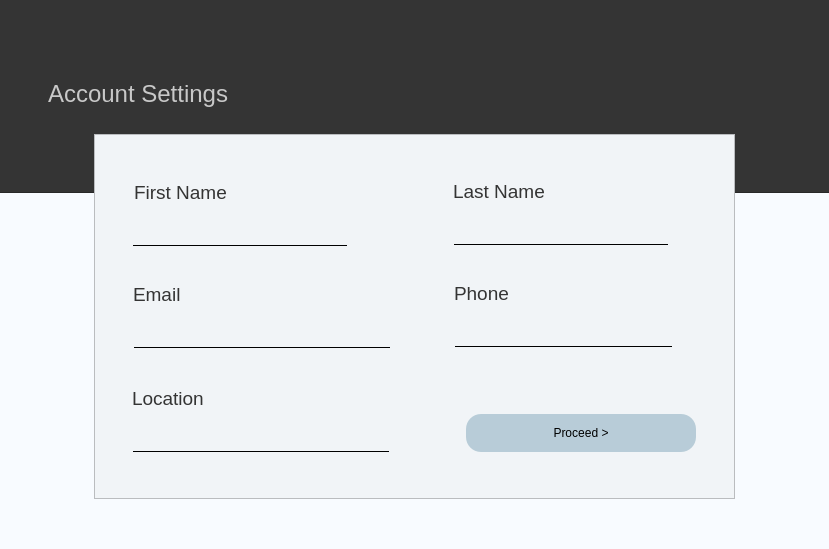
Above: profile.ui from ashmitiscool/Theatre-Management before the change. Below: the same form after it.
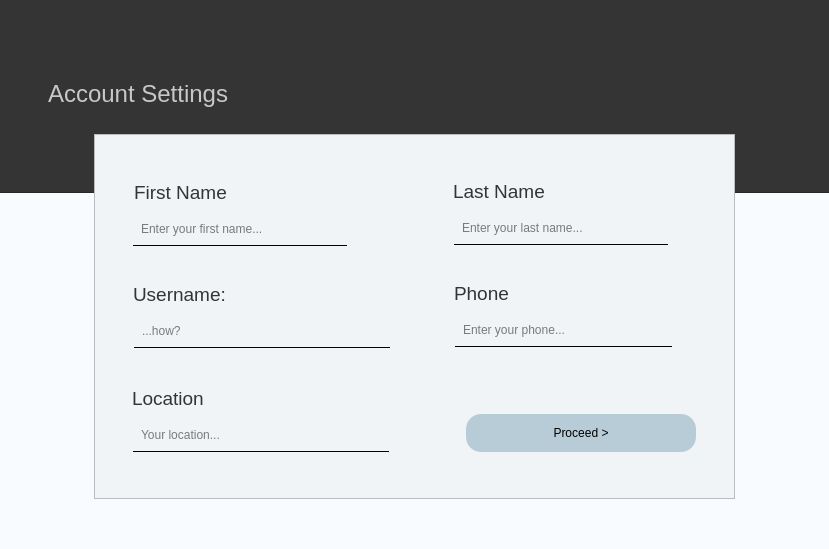
That is the form after the change. Icons and pictures are not drawn.

Commit message:
Profile 40% Functioning...
Updating credentials will be messy...i ahve to implement that

Diff of the .ui file:
```diff
--- a/profile.ui
+++ b/profile.ui
@@ -169,6 +169,9 @@
      <property name="frame">
       <bool>true</bool>
      </property>
+     <property name="placeholderText">
+      <string>Enter your first name...</string>
+     </property>
      <property name="clearButtonEnabled">
       <bool>true</bool>
      </property>
@@ -226,6 +229,9 @@
 padding:5px;
 }</string>
      </property>
+     <property name="placeholderText">
+      <string>Enter your last name...</string>
+     </property>
      <property name="clearButtonEnabled">
       <bool>true</bool>
      </property>
@@ -298,7 +304,7 @@
 }</string>
      </property>
      <property name="text">
-      <string>&lt;html&gt;&lt;head/&gt;&lt;body&gt;&lt;p&gt;&lt;span style=&quot; font-size:14pt; color:#343434;&quot;&gt;Email&lt;/span&gt;&lt;/p&gt;&lt;/body&gt;&lt;/html&gt;</string>
+      <string>&lt;html&gt;&lt;head/&gt;&lt;body&gt;&lt;p&gt;&lt;span style=&quot; font-size:14pt; color:#343434;&quot;&gt;Username:&lt;/span&gt;&lt;/p&gt;&lt;/body&gt;&lt;/html&gt;</string>
      </property>
      <property name="textFormat">
       <enum>Qt::RichText</enum>
@@ -365,7 +371,7 @@
       <set>Qt::AlignLeading|Qt::AlignLeft|Qt::AlignVCenter</set>
      </property>
      <property name="placeholderText">
-      <string/>
+      <string>...how?</string>
      </property>
      <property name="clearButtonEnabled">
       <bool>true</bool>
@@ -398,7 +404,7 @@
       <set>Qt::AlignLeading|Qt::AlignLeft|Qt::AlignVCenter</set>
      </property>
      <property name="placeholderText">
-      <string/>
+      <string>Enter your phone...</string>
      </property>
      <property name="clearButtonEnabled">
       <bool>true</bool>
@@ -494,7 +500,7 @@
       <set>Qt::AlignLeading|Qt::AlignLeft|Qt::AlignVCenter</set>
      </property>
      <property name="placeholderText">
-      <string/>
+      <string>Your location...</string>
      </property>
      <property name="clearButtonEnabled">
       <bool>true</bool>
```
The commit also changes 2 other files.
